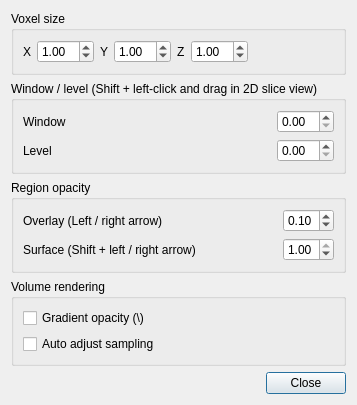
Qt form qt/SettingsDialog.ui (RENCI/Segmentor) before a commit.
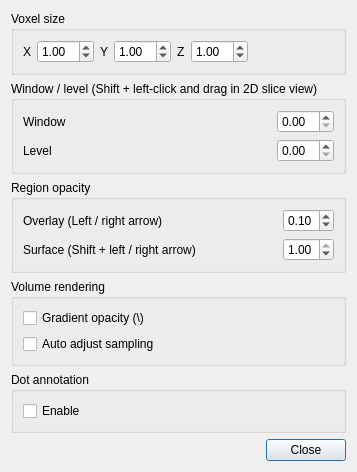
The same form after that commit.

Commit message: Add enable dot annotation checkbox to settings

```diff
--- a/qt/SettingsDialog.ui
+++ b/qt/SettingsDialog.ui
@@ -7,7 +7,7 @@
     <x>0</x>
     <y>0</y>
     <width>314</width>
-    <height>367</height>
+    <height>425</height>
    </rect>
   </property>
   <property name="windowTitle">
@@ -330,6 +330,26 @@
      </layout>
     </widget>
    </item>
+   <item>
+    <widget class="QGroupBox" name="groupBox_5">
+     <property name="title">
+      <string>Dot annotation</string>
+     </property>
+     <layout class="QVBoxLayout" name="verticalLayout_5">
+      <item>
+       <layout class="QHBoxLayout" name="horizontalLayout_8">
+        <item>
+         <widget class="QCheckBox" name="enableDotAnnotationCheckBox">
+          <property name="text">
+           <string>Enable</string>
+          </property>
+         </widget>
+        </item>
+       </layout>
+      </item>
+     </layout>
+    </widget>
+   </item>
    <item>
     <spacer name="verticalSpacer">
      <property name="orientation">
```
The commit also changes 5 other files.
